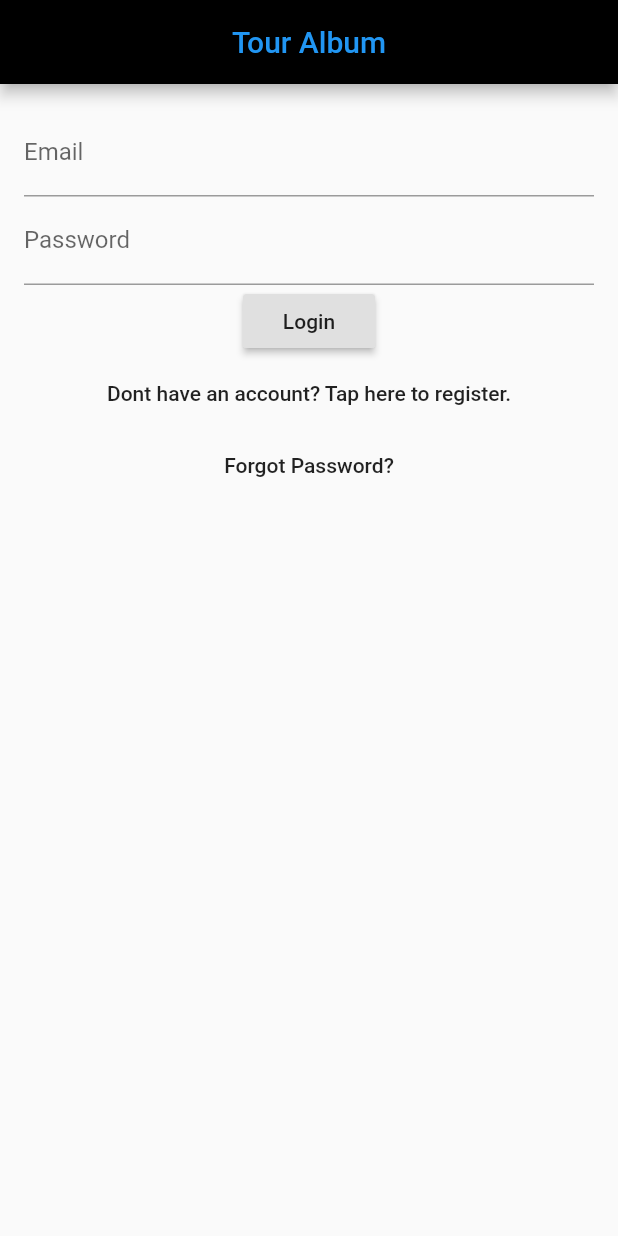
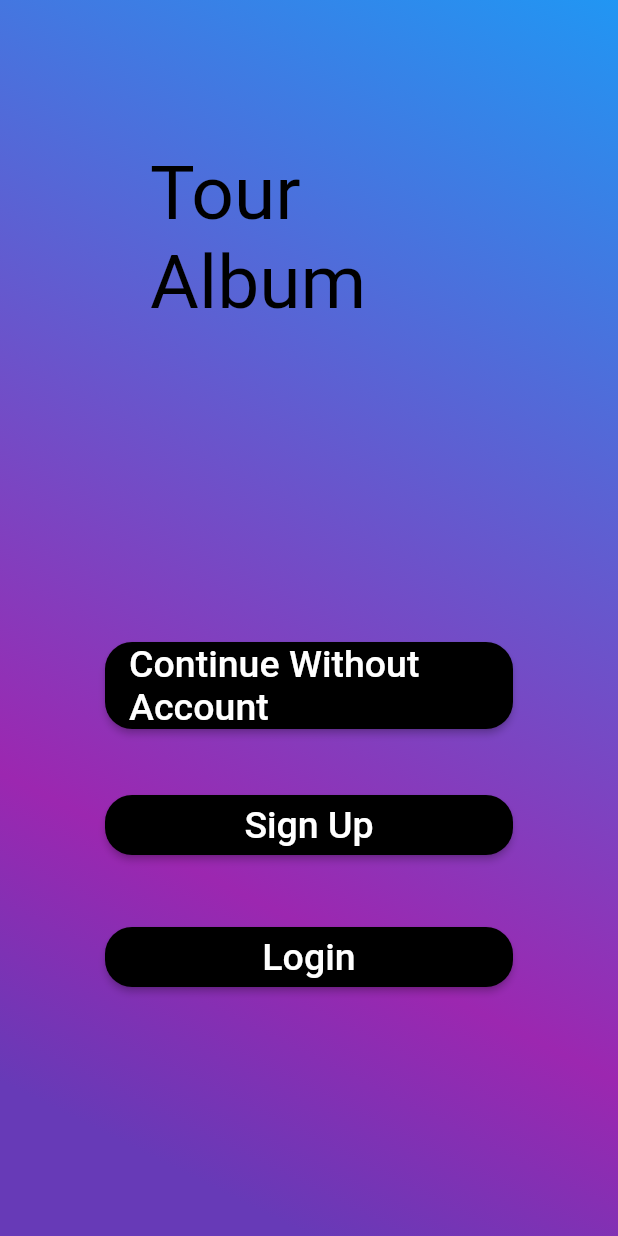
Before and after one commit to FabioSparta/Flutter-TourAlbum, a Flutter app: the screen it shows after launch, on a phone screen of 412 x 824 dp. Run offline on Flutter 3.47's test engine with Material 2 defaults, Android fonts, the phone set to English and light mode, and no system bars; our stand-ins replace firebase_core; accounts and stored records are empty.

Commit message:
Nova pagina inicial

```diff
--- /dev/null
+++ b/tour_album/lib/first_screen.dart
@@ -0,0 +1,126 @@
+import 'package:flutter/material.dart';
+
+class FirstPage extends StatefulWidget {
+  @override
+  State<StatefulWidget> createState() => new FirstPageContent();
+}
+
+class FirstPageContent extends State<FirstPage> {
+  @override
+  Widget build(BuildContext context) {
+    return Scaffold(
+        body: Container(
+      decoration: BoxDecoration(
+        gradient: LinearGradient(
+            begin: Alignment.bottomLeft,
+            end: Alignment.topRight,
+            stops: [0.1, 0.3, 1],
+            colors: [Colors.deepPurple, Colors.purple, Colors.blue]),
+      ),
+      child: new Column(
+        children: <Widget>[build_title(), build_buttons(context)],
+      ),
+    ));
+  }
+
+  Widget build_title() {
+    return new Container(
+        padding: EdgeInsets.all(100.0),
+        child: Center(
+          child: Text(
+            'Tour Album',
+            style: TextStyle(
+              fontSize: 50,
+              color: Colors.black,
+            ),
+          ),
+        ));
+  }
+
+  Widget build_buttons(BuildContext context) {
+    return new Container(
+      padding: EdgeInsets.all(70.0),
+      child: Column(children: <Widget>[
+        Padding(
+            padding: EdgeInsets.only(top: 40),
+            child: ButtonTheme(
+                minWidth: 320,
+                height: 40,
+                shape: RoundedRectangleBorder(
+                  borderRadius: BorderRadius.circular(18.0),
+                  //side: BorderSide(color: Colors.blue)
+                ),
+                child: RaisedButton(
+                  child: new Text(
+                    "Continue Without Account",
+                    style: TextStyle(
+                      fontSize: 25,
+                      color: Colors.white,
+                    ),
+                  ),
+                  color: Colors.black,
+                  onPressed: Continue,
+                ))),
+        Padding(
+            padding: EdgeInsets.only(top: 40),
+            child: ButtonTheme(
+              minWidth: 320,
+              height: 40,
+              shape: RoundedRectangleBorder(
+                borderRadius: BorderRadius.circular(18.0),
+                //side: BorderSide(color: Colors.blue)
+              ),
+              child: RaisedButton(
+                child: new Text(
+                  "Sign Up",
+                  style: TextStyle(
+                    fontSize: 25,
+                    color: Colors.white,
+                  ),
+                ),
+                color: Colors.black,
+                onPressed: SignUp,
+              ),
+            )),
+        Padding(
+            padding: EdgeInsets.only(top: 40),
+            child: ButtonTheme(
+              minWidth: 320,
+              height: 40,
+              shape: RoundedRectangleBorder(
+                borderRadius: BorderRadius.circular(18.0),
+                //side: BorderSide(color: Colors.blue)
+              ),
+              child: RaisedButton(
+                child: new Text(
+                  "Login",
+                  style: TextStyle(
+                    fontSize: 25,
+                    color: Colors.white,
+                  ),
+                ),
+                color: Colors.black,
+                onPressed: Login,
+              ),
+            )),
+      ]),
+    );
+  }
+
+  void Continue() {
+    print('Clicked continue');
+    Navigator.of(context).pushReplacementNamed("/home");
+  }
+
+  void SignUp() {
+    Navigator.of(context)
+        .pushReplacementNamed("/login", arguments: FormType.register);
+  }
+
+  void Login() {
+    Navigator.of(context)
+        .pushReplacementNamed("/login", arguments: FormType.login);
+  }
+}
+
+enum FormType { login, register }
--- a/tour_album/lib/login.dart
+++ b/tour_album/lib/login.dart
@@ -1,6 +1,9 @@
 import 'package:flutter/material.dart';
 
 class LoginPage extends StatefulWidget {
+  final FormType initial_type;
+  LoginPage({Key key, @required this.initial_type}) : super(key: key);
+
   @override
   State<StatefulWidget> createState() => new _LoginPageState();
 }
@@ -72,6 +75,13 @@ class _LoginPageState extends State<LoginPage> {
     return new Scaffold(
       appBar: _buildBar(context),
       body: new Container(
+        decoration: BoxDecoration(
+          gradient: LinearGradient(
+              begin: Alignment.bottomLeft,
+              end: Alignment.topRight,
+              stops: [0.1, 0.3, 1],
+              colors: [Colors.deepPurple, Colors.purple, Colors.blue]),
+        ),
         padding: EdgeInsets.all(16.0),
         child: new Column(
           children: <Widget>[
--- a/tour_album/lib/main.dart
+++ b/tour_album/lib/main.dart
@@ -1,6 +1,10 @@
 import 'package:flutter/material.dart';
+import 'package:tour_album/first_screen.dart';
 import 'package:tour_album/home.dart';
 import 'package:tour_album/login.dart';
+
+// Import the firebase_core plugin
+import 'package:firebase_core/firebase_core.dart';
 
 void main() => runApp(new MyApp());
 
@@ -10,7 +14,7 @@ class MyApp extends StatelessWidget {
     return new MaterialApp(
         title: 'Tour Album',
         theme: new ThemeData(primarySwatch: Colors.blue),
-        home: new LoginPage(),
+        home: new FirstPage(),
         routes: {
           '/login': (context) => LoginPage(),
           '/home': (context) => HomePage(),
```
Also changed, not shown: tour_album/pubspec.yaml (+5 -3 lines), tour_album/pubspec.lock, 3 other files.
